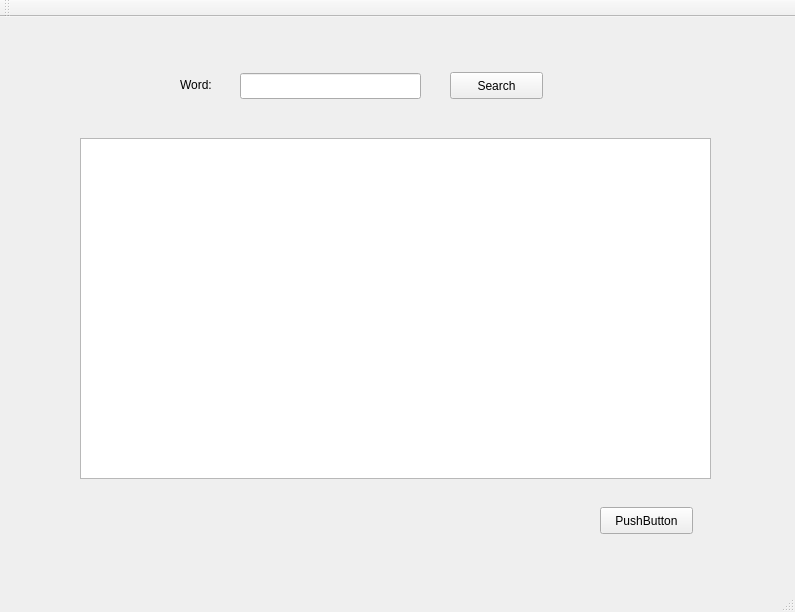
This is buscador.ui in Rodarc20/Similarity as Qt 5 draws it before an edit. The edited form follows.
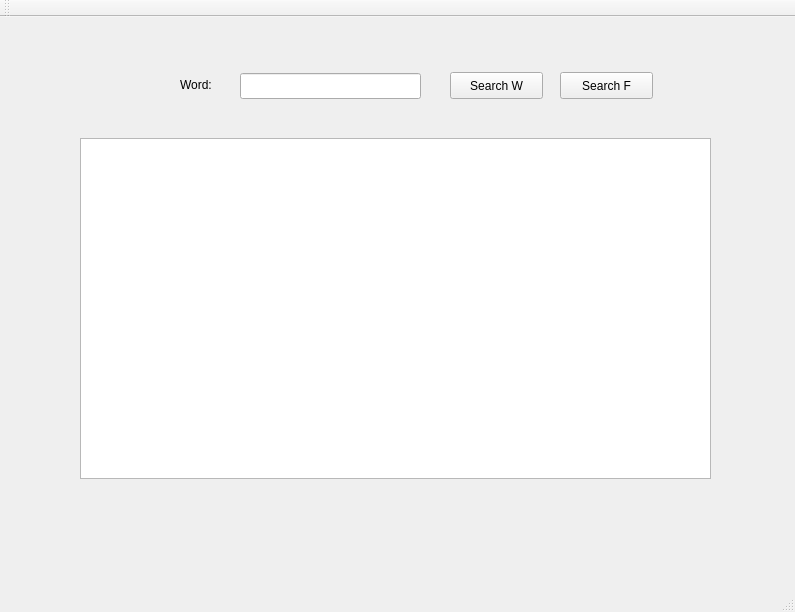
This is the edited form.

What changed in the file:
```diff
--- a/buscador.ui
+++ b/buscador.ui
@@ -57,20 +57,20 @@
      </rect>
     </property>
     <property name="text">
-     <string>Search</string>
+     <string>Search W</string>
     </property>
    </widget>
    <widget class="QPushButton" name="pushButton">
     <property name="geometry">
      <rect>
-      <x>600</x>
-      <y>490</y>
+      <x>560</x>
+      <y>55</y>
       <width>93</width>
       <height>27</height>
      </rect>
     </property>
     <property name="text">
-     <string>PushButton</string>
+     <string>Search F</string>
     </property>
    </widget>
   </widget>
```
